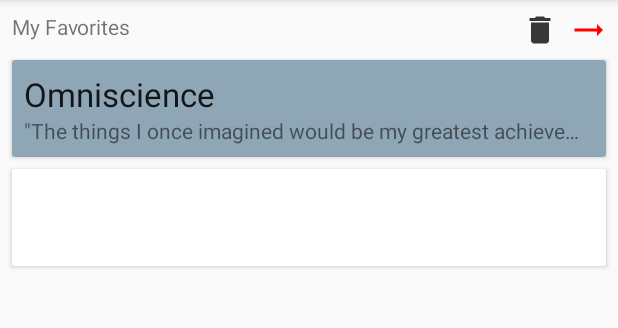
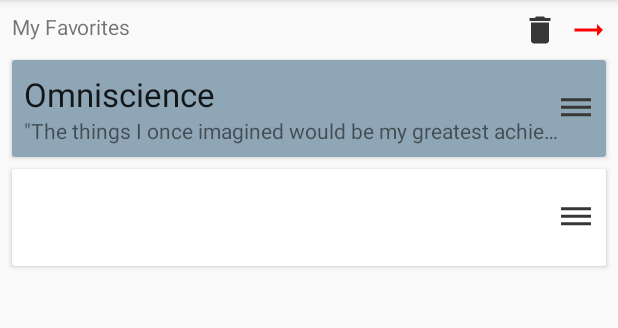
Before and after one commit to jwilder4690/MTGFlavor, an Android app: the screen it shows after launch (MainActivity), after a tap on "Favorites", on a phone screen of 412 x 824 dp, the part 84-412 px from its top. Run offline under Robolectric (Android 15) with nearby library versions, the phone set to English and light mode, and no system bars; our stand-ins replace Room's generated code; 2 statements that could not run were skipped; 3 other taps on this screen came first.

Commit message:
- Added triple bar handle to recyclerView for more convenient reordering. - Listfragment now implements an interface that starts a drag operation when the handle is pressed.

```diff
--- a/app/src/main/java/com/example/mtgflavorsampler/CardAdapter.java
+++ b/app/src/main/java/com/example/mtgflavorsampler/CardAdapter.java
@@ -2,8 +2,10 @@ package com.example.mtgflavorsampler;
 
 import android.content.res.Resources;
 import android.view.LayoutInflater;
+import android.view.MotionEvent;
 import android.view.View;
 import android.view.ViewGroup;
+import android.widget.ImageView;
 import android.widget.RelativeLayout;
 import android.widget.TextView;
 import java.util.ArrayList;
@@ -14,6 +16,11 @@ import androidx.recyclerview.widget.RecyclerView;
 public class CardAdapter extends RecyclerView.Adapter <CardAdapter.CardHolder> {
     private List<CardData> cards = new ArrayList<>();
     private OnItemClickListener listener;
+    private OnStartDragListener dragListener;
+
+    CardAdapter(OnStartDragListener dragListener){
+        this.dragListener = dragListener;
+    }
 
     @NonNull
     @Override
@@ -24,11 +31,21 @@ public class CardAdapter extends RecyclerView.Adapter <CardAdapter.CardHolder> {
     }
 
     @Override
-    public void onBindViewHolder(@NonNull CardHolder holder, int position) {
+    public void onBindViewHolder(@NonNull final CardHolder holder, int position) {
         CardData currentCard = cards.get(position);
         holder.textViewName.setText(currentCard.getName());
         holder.textViewFlavorText.setText(currentCard.getFlavorText());
         holder.layoutCardItem.setBackgroundColor(holder.resources.getColor(currentCard.getColor()));
+
+        holder.handleView.setOnTouchListener(new View.OnTouchListener() {
+            @Override
+            public boolean onTouch(View v, MotionEvent event) {
+                if(event.getActionMasked() == MotionEvent.ACTION_DOWN){
+                    dragListener.onStartDrag(holder);
+                }
+                return false;
+            }
+        });
     }
 
     @Override
@@ -56,12 +73,14 @@ public class CardAdapter extends RecyclerView.Adapter <CardAdapter.CardHolder> {
         private TextView textViewName;
         private TextView textViewFlavorText;
         private RelativeLayout layoutCardItem;
+        private ImageView handleView;
         private Resources resources;
 
         public CardHolder(@NonNull View itemView) {
             super(itemView);
             textViewName = itemView.findViewById(R.id.text_view_cardName);
             textViewFlavorText = itemView.findViewById(R.id.text_view_flavorText);
+            handleView = itemView.findViewById(R.id.drag_handle);
             layoutCardItem = itemView.findViewById(R.id.card_item);
             resources = itemView.getResources();
             itemView.setOnClickListener(new View.OnClickListener() {
@@ -83,6 +102,10 @@ public class CardAdapter extends RecyclerView.Adapter <CardAdapter.CardHolder> {
         void onItemClick(CardData card);
     }
 
+    public interface OnStartDragListener{
+        void onStartDrag(RecyclerView.ViewHolder viewHolder);
+    }
+
     public void setOnItemClickListener(OnItemClickListener listener){
         this.listener = listener;
     }
--- a/app/src/main/java/com/example/mtgflavorsampler/ListFragment.java
+++ b/app/src/main/java/com/example/mtgflavorsampler/ListFragment.java
@@ -28,9 +28,10 @@ import java.util.List;
  * Use the {@link ListFragment#newInstance} factory method to
  * create an instance of this fragment.
  */
-public class ListFragment extends Fragment {
+public class ListFragment extends Fragment implements CardAdapter.OnStartDragListener {
 
     private FlavorViewModel flavorViewModel;
+    private ItemTouchHelper itemTouchHelper;
     RecyclerView recyclerView;
     Button backButton;
 
@@ -83,7 +84,7 @@ public class ListFragment extends Fragment {
          */
         recyclerView.setLayoutManager(new LinearLayoutManager(getContext()));
         recyclerView.setHasFixedSize(true);
-        final CardAdapter adapter = new CardAdapter();
+        final CardAdapter adapter = new CardAdapter(this);
         recyclerView.setAdapter(adapter);
 
         flavorViewModel.getFavoriteCards().observe(getViewLifecycleOwner(), new Observer<List<CardData>>() {
@@ -97,7 +98,8 @@ public class ListFragment extends Fragment {
             Creates an ItemTouchHelper using my custom ItemTouchCallback class and attaches it to the
             recyclerView.
          */
-        new ItemTouchHelper(new ItemTouchCallback(adapter)).attachToRecyclerView(recyclerView);
+        itemTouchHelper = new ItemTouchHelper(new ItemTouchCallback(adapter));
+        itemTouchHelper.attachToRecyclerView(recyclerView);
 
         adapter.setOnItemClickListener(new CardAdapter.OnItemClickListener() {
             @Override
@@ -113,6 +115,12 @@ public class ListFragment extends Fragment {
             }
         });
     }
+
+    @Override
+    public void onStartDrag(RecyclerView.ViewHolder viewHolder) {
+        itemTouchHelper.startDrag(viewHolder);
+    }
+
 
     public class ItemTouchCallback extends ItemTouchHelper.Callback {
         private CardAdapter adapter;
@@ -178,6 +186,7 @@ public class ListFragment extends Fragment {
     }
 
 
+
     /*
         All below methods were created automatically with the blank fragment template. Some may be
         useful later, but leaving them alone for now.
--- /dev/null
+++ b/app/src/main/res/drawable/ic_drag_handle.xml
@@ -0,0 +1,5 @@
+<vector android:height="24dp" android:tint="#373737"
+    android:viewportHeight="24.0" android:viewportWidth="24.0"
+    android:width="24dp" xmlns:android="http://schemas.android.com/apk/res/android">
+    <path android:fillColor="#FF000000" android:pathData="M2,15.5v2h20v-2L2,15.5zM2,10.5v2h20v-2L2,10.5zM2,5.5v2h20v-2L2,5.5z"/>
+</vector>
--- a/app/src/main/res/layout/card_item.xml
+++ b/app/src/main/res/layout/card_item.xml
@@ -21,6 +21,8 @@
             android:id="@+id/text_view_cardName"
             android:layout_width="wrap_content"
             android:layout_height="wrap_content"
+            android:layout_toStartOf="@id/drag_handle"
+            android:layout_toLeftOf="@id/drag_handle"
             android:text="Card Name"
             android:textAppearance="@style/TextAppearance.AppCompat.Large"
             android:maxLines="1"
@@ -33,11 +35,23 @@
             android:id="@+id/text_view_flavorText"
             android:layout_width="wrap_content"
             android:layout_height="wrap_content"
+            android:layout_toStartOf="@id/drag_handle"
+            android:layout_toLeftOf="@id/drag_handle"
+            android:layout_alignParentStart="true"
+            android:layout_alignParentLeft="true"
             android:layout_below="@id/text_view_cardName"
             android:text="This is the flavor text for this card."
             android:maxLines="1"
             android:ellipsize="end"/>
 
+        <ImageView
+            android:id="@+id/drag_handle"
+            android:paddingTop="12dp"
+            android:layout_width="wrap_content"
+            android:layout_height="wrap_content"
+            android:layout_alignParentEnd="true"
+            android:layout_alignParentRight="true"
+            app:srcCompat="@drawable/ic_drag_handle" />
 
 
     </RelativeLayout>
```
